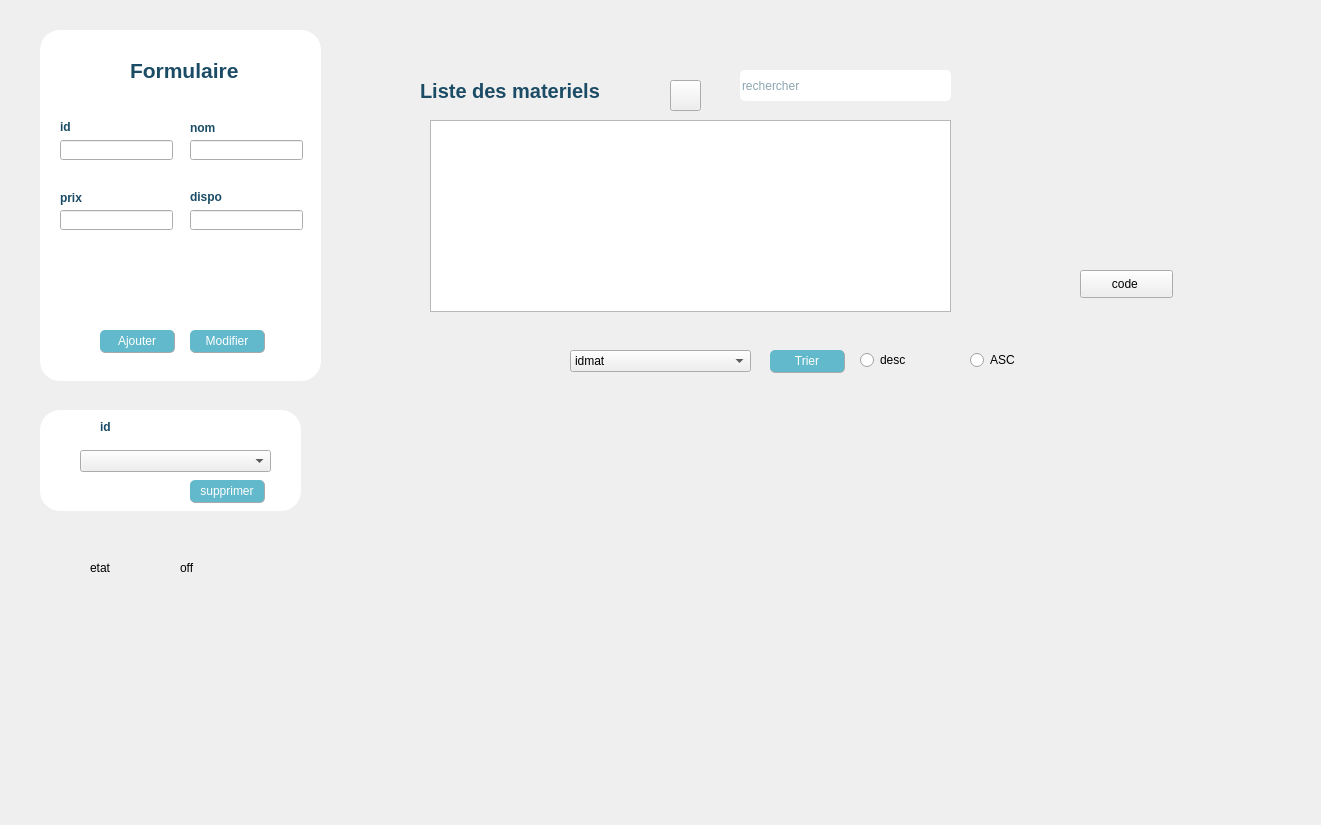
The window that materielm.ui (rania321/DesktopApp) describes before a commit, drawn with Qt 5.
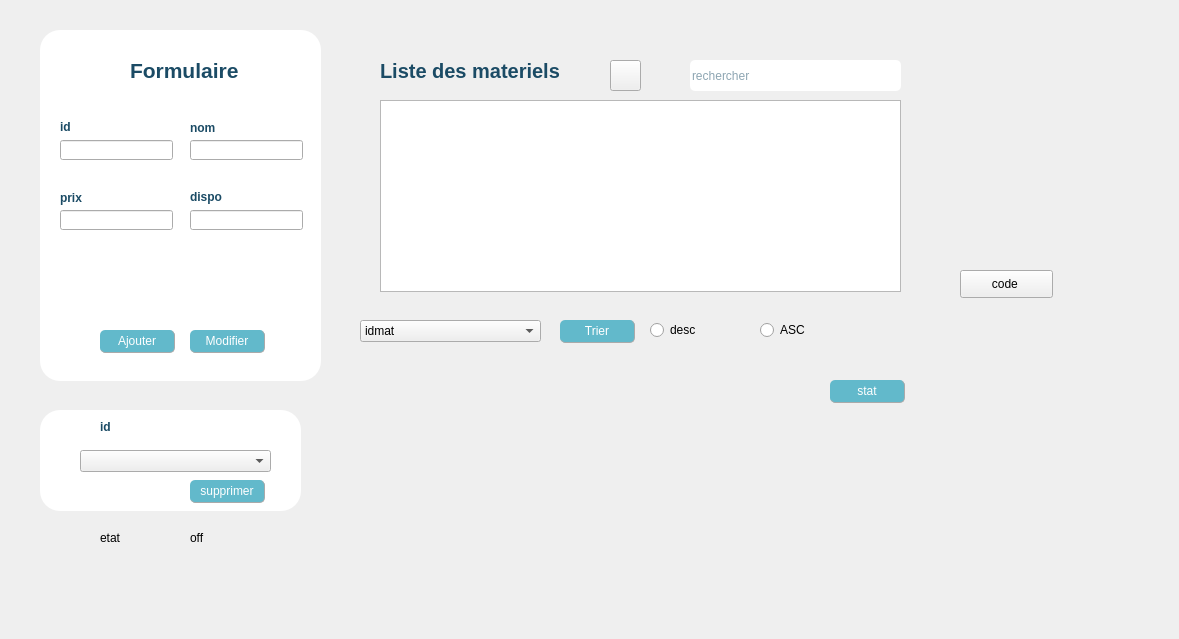
The same window after the commit. Icons and pictures are not drawn.

```diff
--- a/materielm.ui
+++ b/materielm.ui
@@ -6,8 +6,8 @@
    <rect>
     <x>0</x>
     <y>0</y>
-    <width>1321</width>
-    <height>825</height>
+    <width>1179</width>
+    <height>639</height>
    </rect>
   </property>
   <property name="windowTitle">
@@ -16,8 +16,8 @@
   <widget class="QLabel" name="label_10">
    <property name="geometry">
     <rect>
-     <x>90</x>
-     <y>560</y>
+     <x>100</x>
+     <y>530</y>
      <width>56</width>
      <height>16</height>
     </rect>
@@ -374,8 +374,8 @@
   <widget class="QLabel" name="label_11">
    <property name="geometry">
     <rect>
-     <x>180</x>
-     <y>560</y>
+     <x>190</x>
+     <y>530</y>
      <width>56</width>
      <height>16</height>
     </rect>
@@ -387,8 +387,8 @@
   <widget class="QLabel" name="label_qrcode">
    <property name="geometry">
     <rect>
-     <x>1070</x>
-     <y>50</y>
+     <x>950</x>
+     <y>80</y>
      <width>151</width>
      <height>171</height>
     </rect>
@@ -400,10 +400,10 @@
   <widget class="QFrame" name="horizontalFrame">
    <property name="geometry">
     <rect>
-     <x>360</x>
-     <y>400</y>
-     <width>911</width>
-     <height>431</height>
+     <x>350</x>
+     <y>380</y>
+     <width>471</width>
+     <height>221</height>
     </rect>
    </property>
    <layout class="QHBoxLayout" name="horizontalLayout_2"/>
@@ -412,15 +412,15 @@
    <property name="geometry">
     <rect>
      <x>340</x>
-     <y>60</y>
-     <width>631</width>
+     <y>40</y>
+     <width>591</width>
      <height>271</height>
     </rect>
    </property>
    <widget class="QLabel" name="label_9">
     <property name="geometry">
      <rect>
-      <x>80</x>
+      <x>40</x>
       <y>20</y>
       <width>241</width>
       <height>21</height>
@@ -444,7 +444,7 @@
    <widget class="QPushButton" name="pb_pdfm">
     <property name="geometry">
      <rect>
-      <x>330</x>
+      <x>270</x>
       <y>20</y>
       <width>31</width>
       <height>31</height>
@@ -477,7 +477,7 @@
    <widget class="QTableView" name="tab_mat">
     <property name="geometry">
      <rect>
-      <x>90</x>
+      <x>40</x>
       <y>60</y>
       <width>521</width>
       <height>192</height>
@@ -487,8 +487,8 @@
    <widget class="QLineEdit" name="rechercherm">
     <property name="geometry">
      <rect>
-      <x>400</x>
-      <y>10</y>
+      <x>350</x>
+      <y>20</y>
       <width>211</width>
       <height>31</height>
      </rect>
@@ -511,7 +511,7 @@
   <widget class="QPushButton" name="codeqr">
    <property name="geometry">
     <rect>
-     <x>1080</x>
+     <x>960</x>
      <y>270</y>
      <width>93</width>
      <height>28</height>
@@ -543,8 +543,8 @@
   <widget class="QWidget" name="widget_3" native="true">
    <property name="geometry">
     <rect>
-     <x>430</x>
-     <y>340</y>
+     <x>340</x>
+     <y>310</y>
      <width>661</width>
      <height>51</height>
     </rect>
@@ -552,7 +552,7 @@
    <widget class="QPushButton" name="pushButton_trimat">
     <property name="geometry">
      <rect>
-      <x>340</x>
+      <x>220</x>
       <y>10</y>
       <width>75</width>
       <height>23</height>
@@ -585,7 +585,7 @@
    <widget class="QComboBox" name="comboBox_trimat">
     <property name="geometry">
      <rect>
-      <x>140</x>
+      <x>20</x>
       <y>10</y>
       <width>181</width>
       <height>22</height>
@@ -610,7 +610,7 @@
    <widget class="QRadioButton" name="desc">
     <property name="geometry">
      <rect>
-      <x>430</x>
+      <x>310</x>
       <y>10</y>
       <width>95</width>
       <height>20</height>
@@ -643,7 +643,7 @@
    <widget class="QRadioButton" name="asc">
     <property name="geometry">
      <rect>
-      <x>540</x>
+      <x>420</x>
       <y>10</y>
       <width>95</width>
       <height>20</height>
@@ -674,6 +674,39 @@
     </property>
    </widget>
   </widget>
+  <widget class="QPushButton" name="pb_statm">
+   <property name="geometry">
+    <rect>
+     <x>830</x>
+     <y>380</y>
+     <width>75</width>
+     <height>23</height>
+    </rect>
+   </property>
+   <property name="styleSheet">
+    <string notr="true">QPushButton{
+	border-radius:5px;
+   border-right:1px solid #aaaaaa;
+	border-bottom:1px solid #aaaaaa;
+}
+QPushButton:enabled{
+background-color: rgb(98, 185, 203);
+	color: rgb(255, 255, 255);
+}
+QPushButton:pressed{
+	background-color: rgb(190, 233, 231);
+	color: rgb(255, 255, 255);
+	border-radius:5px;
+}
+QPushButton:disabled{
+background-color: #aaaaaa;
+	color: rgb(255, 255, 255);
+}</string>
+   </property>
+   <property name="text">
+    <string>stat</string>
+   </property>
+  </widget>
   <zorder>label_7</zorder>
   <zorder>label_10</zorder>
   <zorder>widget</zorder>
```
Left out of the diff: 3 changed lines with no effect on the pictures.
